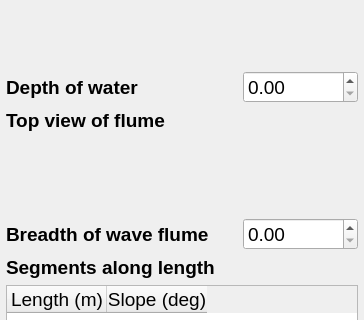
Old version of the form HydroUQ/bathymetry.ui in the repository NHERI-SimCenter/HydroUQ; both pictures show x 0 to 364 and y 367 to 687 of the 364 by 1131 pixel window.
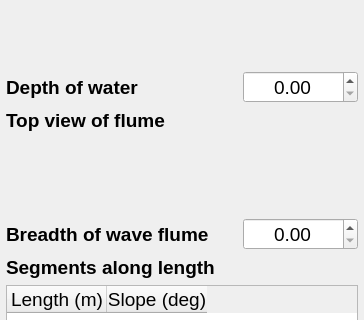
New version of the form. Icons and pictures are not drawn.

```diff
--- a/HydroUQ/bathymetry.ui
+++ b/HydroUQ/bathymetry.ui
@@ -289,6 +289,9 @@
          <pointsize>14</pointsize>
         </font>
        </property>
+       <property name="alignment">
+        <set>Qt::AlignCenter</set>
+       </property>
       </widget>
      </item>
     </layout>
@@ -360,6 +363,9 @@
          <pointsize>14</pointsize>
         </font>
        </property>
+       <property name="alignment">
+        <set>Qt::AlignCenter</set>
+       </property>
       </widget>
      </item>
     </layout>
```
